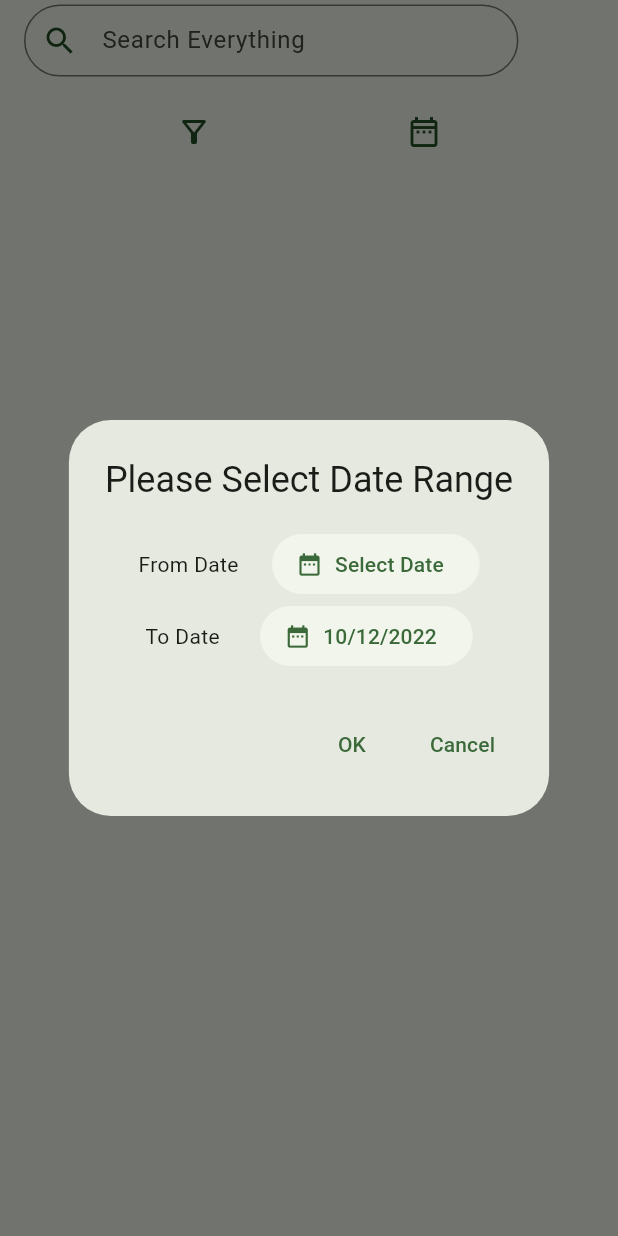
After one commit to VirtualAstronaut/beanstalkedu-assignment, a Flutter app: the screen it shows after launch, after a tap on the "date range" icon, on a phone screen of 412 x 824 dp. The commit adds this screen. Run offline on Flutter 3.47's test engine with Material 2 defaults, Android fonts, the light colour scheme and no system bars; our stand-ins replace dio, flutter_riverpod, riverpod_annotation, sizer.

Commit message:
filter data by date & refactoring

```diff
--- a/lib/providers.dart
+++ b/lib/providers.dart
@@ -14,3 +14,5 @@ final articleNotifierProvider =
     return ArticleProvider(const AsyncData([]));
   },
 );
+
+final dateFilterProvider = StateProvider<List<DateTime>>((ref) => []);
--- /dev/null
+++ b/lib/ui/components/round_textfield.dart
@@ -0,0 +1,30 @@
+import 'package:flutter/material.dart';
+import 'package:flutter_riverpod/flutter_riverpod.dart';
+
+class RoundTextField extends ConsumerWidget {
+  const RoundTextField({
+    super.key,
+    required this.controller,
+    required this.onChanged,
+  });
+  final TextEditingController controller;
+  final void Function(String)? onChanged;
+  @override
+  Widget build(BuildContext context, WidgetRef ref) {
+    final colorScheme = Theme.of(context).colorScheme;
+    return TextFormField(
+      controller: controller,
+      onChanged: onChanged,
+      decoration: InputDecoration(
+          floatingLabelBehavior: FloatingLabelBehavior.never,
+          labelText: 'Search Everything',
+          prefixIcon: Icon(Icons.search, color: colorScheme.onPrimaryContainer),
+          labelStyle: const TextStyle(),
+          fillColor: colorScheme.primaryContainer,
+          contentPadding: const EdgeInsets.symmetric(horizontal: 5),
+          border: OutlineInputBorder(
+              borderRadius: BorderRadius.circular(30),
+              borderSide: const BorderSide())),
+    );
+  }
+}
--- /dev/null
+++ b/lib/ui/date_picker_dialog.dart
@@ -0,0 +1,95 @@
+import 'package:beanstalkedu_assignment/providers.dart';
+import 'package:flutter/material.dart';
+import 'package:flutter_riverpod/flutter_riverpod.dart';
+import 'package:intl/intl.dart';
+
+class FromToDateDialog extends ConsumerStatefulWidget {
+  const FromToDateDialog({super.key});
+
+  @override
+  ConsumerState<ConsumerStatefulWidget> createState() => _FromToDialogState();
+}
+
+class _FromToDialogState extends ConsumerState<FromToDateDialog> {
+  DateTime toDate = DateTime.now();
+  DateTime? fromDate;
+  @override
+  Widget build(
+    BuildContext context,
+  ) {
+    final dateFilter = ref.read(dateFilterProvider.notifier);
+    return AlertDialog(
+      title: const Text('Please Select Date Range'),
+      content: Column(
+        mainAxisSize: MainAxisSize.min,
+        children: [
+          Row(
+            mainAxisAlignment: MainAxisAlignment.spaceEvenly,
+            children: [
+              const Text('From Date'),
+              ElevatedButton.icon(
+                  style: ElevatedButton.styleFrom(elevation: 0),
+                  onPressed: () async {
+                    fromDate = await showDatePicker(
+                      context: context,
+                      initialDate: DateTime.now(),
+                      firstDate: DateTime(2000),
+                      lastDate: DateTime.now(),
+                    );
+                    setState(() {});
+                  },
+                  icon: const Icon(Icons.date_range),
+                  label: Text(fromDate != null
+                      ? DateFormat('dd/MM/yyyy').format(fromDate!)
+                      : "Select Date")),
+            ],
+          ),
+          Row(
+            mainAxisAlignment: MainAxisAlignment.spaceEvenly,
+            children: [
+              const Text('To Date'),
+              ElevatedButton.icon(
+                  style: ElevatedButton.styleFrom(elevation: 0),
+                  onPressed: () async {
+                    final selectedDate = await showDatePicker(
+                      context: context,
+                      initialDate: DateTime.now(),
+                      firstDate: DateTime(2000),
+                      lastDate: DateTime.now(),
+                    );
+                    toDate = selectedDate ?? toDate;
+                    setState(() {});
+                  },
+                  icon: const Icon(Icons.date_range),
+                  label: Text(DateFormat('dd/MM/yyyy').format(toDate))),
+            ],
+          )
+        ],
+      ),
+      actions: [
+        TextButton(
+            onPressed: () {
+              if (fromDate != null) {
+                dateFilter.state = [fromDate!, toDate];
+              }
+              Navigator.pop(context, true);
+            },
+            child: const Text('OK')),
+        TextButton(
+            onPressed: () {
+              Navigator.pop(
+                context,
+              );
+            },
+            child: const Text('Cancel')),
+        if (ref.read(dateFilterProvider).isNotEmpty)
+          TextButton(
+              onPressed: () {
+                dateFilter.state = [];
+                Navigator.pop(context, true);
+              },
+              child: const Text('Clear Date Filter')),
+      ],
+    );
+  }
+}
--- a/lib/ui/news_screen.dart
+++ b/lib/ui/news_screen.dart
@@ -2,7 +2,9 @@ import 'dart:async';
 import 'dart:developer';
 
 import 'package:beanstalkedu_assignment/providers.dart';
-import 'package:beanstalkedu_assignment/ui/article_container.dart';
+import 'package:beanstalkedu_assignment/ui/components/article_container.dart';
+import 'package:beanstalkedu_assignment/ui/components/round_textfield.dart';
+import 'package:beanstalkedu_assignment/ui/date_picker_dialog.dart';
 import 'package:flutter/material.dart';
 import 'package:flutter/scheduler.dart';
 import 'package:flutter_riverpod/flutter_riverpod.dart';
@@ -36,34 +38,22 @@ class _NewsScreenState extends ConsumerState<NewsScreen> {
           title: SizedBox(
               height: 50,
               width: 80.w,
-            child: TextFormField(
+              child: RoundTextField(
                 controller: searchController,
                 onChanged: (value) {
                   if (value.isEmpty) {
                     return;
                   }
                   if (timer?.isActive ?? false) timer?.cancel();
-                timer =
-                    Timer.periodic(const Duration(milliseconds: 500), (timer) {
+                  timer = Timer.periodic(const Duration(milliseconds: 500),
+                      (timer) {
                     ref
                         .watch(articleNotifierProvider.notifier)
                         .getSearchResults(value);
                     timer.cancel();
                   });
                 },
-              decoration: InputDecoration(
-                  floatingLabelBehavior: FloatingLabelBehavior.never,
-                  labelText: 'Search Everything',
-                  prefixIcon:
-                      Icon(Icons.search, color: colorScheme.onPrimaryContainer),
-                  labelStyle: const TextStyle(),
-                  fillColor: colorScheme.primaryContainer,
-                  contentPadding: const EdgeInsets.symmetric(horizontal: 5),
-                  border: OutlineInputBorder(
-                      borderRadius: BorderRadius.circular(30),
-                      borderSide: const BorderSide())),
-            ),
-          ),
+              )),
           bottom: PreferredSize(
               preferredSize: Size(100.w, kToolbarHeight),
               child: Row(
@@ -73,10 +63,20 @@ class _NewsScreenState extends ConsumerState<NewsScreen> {
                       onPressed: () {},
                       icon: Icon(Icons.filter_alt_outlined,
                           color: colorScheme.onPrimaryContainer)),
-                  IconButton(
-                      onPressed: () {},
-                      icon: Icon(Icons.date_range,
-                          color: colorScheme.onPrimaryContainer))
+                  Container(
+                    decoration: BoxDecoration(
+                        color: ref.watch(dateFilterProvider).isEmpty
+                            ? null
+                            : colorScheme.primaryContainer,
+                        shape: BoxShape.circle),
+                    child: IconButton(
+                        onPressed: dateFilterCallback,
+                        icon: Icon(
+                            ref.watch(dateFilterProvider).isEmpty
+                                ? Icons.date_range_outlined
+                                : Icons.date_range_rounded,
+                            color: colorScheme.onPrimaryContainer)),
+                  )
                 ],
               )),
         ),
@@ -99,4 +99,19 @@ class _NewsScreenState extends ConsumerState<NewsScreen> {
           },
         ));
   }
+
+  void dateFilterCallback() async {
+    final didChoiceChange = await showDialog(
+        context: context,
+        builder: (context) {
+          return const FromToDateDialog();
+        });
+    if (didChoiceChange != null && didChoiceChange) {
+      final fromToDates = ref.read(dateFilterProvider);
+      ref.read(articleNotifierProvider.notifier).getSearchResults(
+          searchController.text,
+          fromDate: fromToDates.isNotEmpty ? fromToDates.first : null,
+          toDate: fromToDates.isNotEmpty ? fromToDates.last : null);
     }
+  }
+}
```
Also changed, not shown: lib/ui/components/article_container.dart (renamed from lib/ui/article_container.dart). Lines whose indentation alone changed are shown as unchanged.
